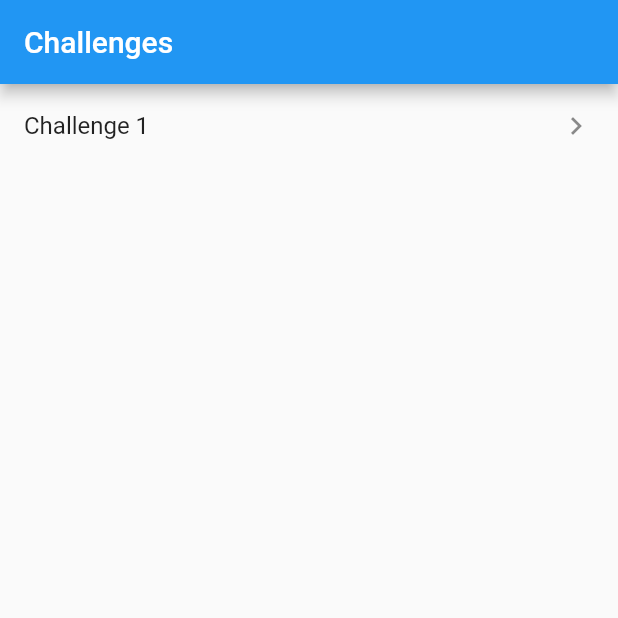
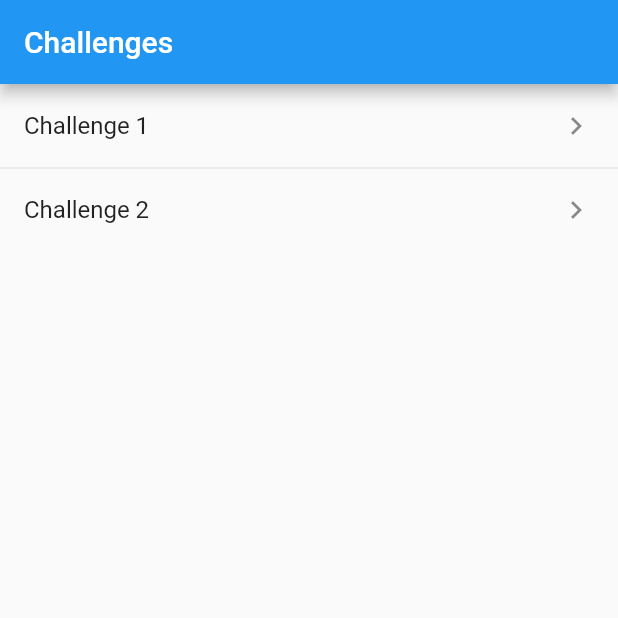
Before and after one commit to bogdanorzea/flutter_challenges, a Flutter app: the screen it shows after launch, on a phone screen of 412 x 824 dp, the top half of it. Run offline on Flutter 3.47's test engine with Material 2 defaults, Android fonts, the phone set to English and light mode, and no system bars.

Commit message:
Complete Challenge 2

```diff
--- a/lib/main.dart
+++ b/lib/main.dart
@@ -1,5 +1,7 @@
 import 'package:flutter/material.dart';
-import 'package:flutter_challenges/challenge1.dart';
+
+import 'challenge1.dart';
+import 'challenge2.dart';
 
 void main() {
   runApp(MyApp());
@@ -16,6 +18,7 @@ class MyApp extends StatelessWidget {
       home: Home(),
       routes: {
         '/challenge1': (context) => Challenge1(),
+        '/challenge2': (context) => Challenge2(),
       },
     );
   }
@@ -40,6 +43,13 @@ class Home extends StatelessWidget {
                   Navigator.of(context).pushNamed('/challenge1');
                 },
               ),
+              ListTile(
+                title: Text('Challenge 2'),
+                trailing: Icon(Icons.chevron_right),
+                onTap: () {
+                  Navigator.of(context).pushNamed('/challenge2');
+                },
+              ),
             ],
           ),
         ],
```
Also changed, not shown: lib/challenge2.dart (added, +37 -0 lines).
